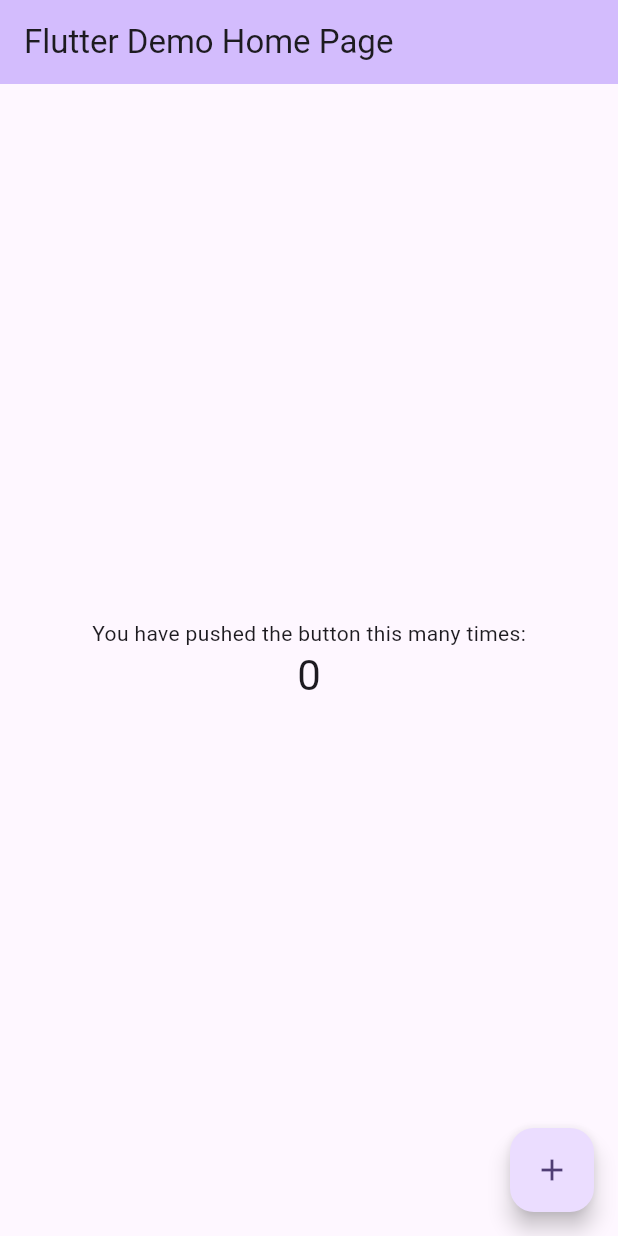
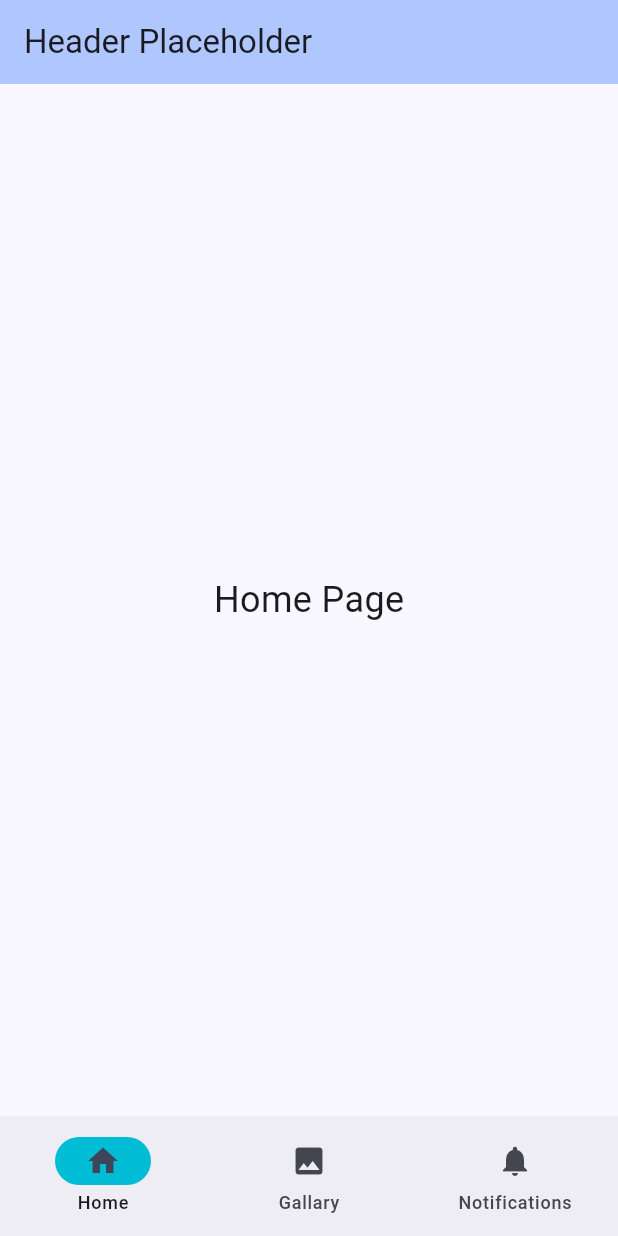
Before and after one commit to ramsabah28/imagegallary, a Flutter app: the screen it shows after launch, on a phone screen of 412 x 824 dp. Run offline on Flutter 3.47's test engine with Material 3 defaults, Android fonts, the phone set to English and light mode, and no system bars.

Commit message:
update Gallary. Reading images static

```diff
--- a/lib/main.dart
+++ b/lib/main.dart
@@ -1,4 +1,5 @@
 import 'package:flutter/material.dart';
+import 'Gallary.dart';
 
 void main() {
   runApp(const MyApp());
@@ -10,56 +11,53 @@ class MyApp extends StatelessWidget {
   @override
   Widget build(BuildContext context) {
     return MaterialApp(
+      debugShowCheckedModeBanner: false,
       title: 'Flutter Demo',
       theme: ThemeData(
-        colorScheme: ColorScheme.fromSeed(seedColor: Colors.deepPurple),
+        colorScheme: ColorScheme.fromSeed(seedColor: Colors.blue.shade900),
       ),
-      home: const MyHomePage(title: 'Flutter Demo Home Page'),
+      home: const MyHomePage(),
     );
   }
 }
 
 class MyHomePage extends StatefulWidget {
-  const MyHomePage({super.key, required this.title});
-
-  final String title;
+  const MyHomePage({super.key});
 
   @override
   State<MyHomePage> createState() => _MyHomePageState();
 }
 
 class _MyHomePageState extends State<MyHomePage> {
-  int _counter = 0;
+  int currentIndexPage = 0;
 
-  void _incrementCounter() {
-    setState(() {
-      _counter++;
-    });
-  }
+  final List<Widget> pages = [
+    Center(child: Text('Home Page', style: TextStyle(fontSize: 24))),
+    Gallary(),
+    Center(child: Text('Notifications', style: TextStyle(fontSize: 24))),
+  ];
 
   @override
   Widget build(BuildContext context) {
     return Scaffold(
       appBar: AppBar(
         backgroundColor: Theme.of(context).colorScheme.inversePrimary,
-        title: Text(widget.title),
+        title: Text("Header Placeholder"),
       ),
-      body: Center(
-        child: Column(
-          mainAxisAlignment: MainAxisAlignment.center,
-          children: <Widget>[
-            const Text('You have pushed the button this many times:'),
-            Text(
-              '$_counter',
-              style: Theme.of(context).textTheme.headlineMedium,
-            ),
-          ],
-        ),
-      ),
-      floatingActionButton: FloatingActionButton(
-        onPressed: _incrementCounter,
-        tooltip: 'Increment',
-        child: const Icon(Icons.add),
+      body: pages[currentIndexPage],
+      bottomNavigationBar: NavigationBar(
+        onDestinationSelected: (int index) {
+          setState(() {
+            currentIndexPage = index;
+          });
+        },
+        indicatorColor: Colors.cyan,
+        selectedIndex: currentIndexPage,
+        destinations: const <Widget>[
+          NavigationDestination(icon: Icon(Icons.home), label: 'Home', selectedIcon: Icon(Icons.home),),
+          NavigationDestination(icon: Icon(Icons.image), label: 'Gallary', selectedIcon: Icon(Icons.image),),
+          NavigationDestination(icon: Icon(Icons.notifications), label: 'Notifications', selectedIcon: Icon(Icons.notifications),)
+        ],
       ),
     );
   }
--- a/pubspec.yaml
+++ b/pubspec.yaml
@@ -51,6 +51,9 @@ dev_dependencies:
 
 # The following section is specific to Flutter packages.
 flutter:
+  assets:
+    - lib/assets/
+
 
   # The following line ensures that the Material Icons font is
   # included with your application, so that you can use the icons in
```
Also changed, not shown: lib/Gallary.dart (added, +43 -0 lines), lib/assets/basketball_1.jpeg (added), lib/assets/basketball_2.jpeg (added), lib/assets/bike.jpeg (added), lib/assets/kaya.jpeg (added), lib/assets/running.jpeg (added), lib/assets/ski.jpeg (added), lib/assets/soccer.jpeg (added), lib/assets/tennis_1.jpeg (added), lib/assets/tennis_2.jpeg (added).
